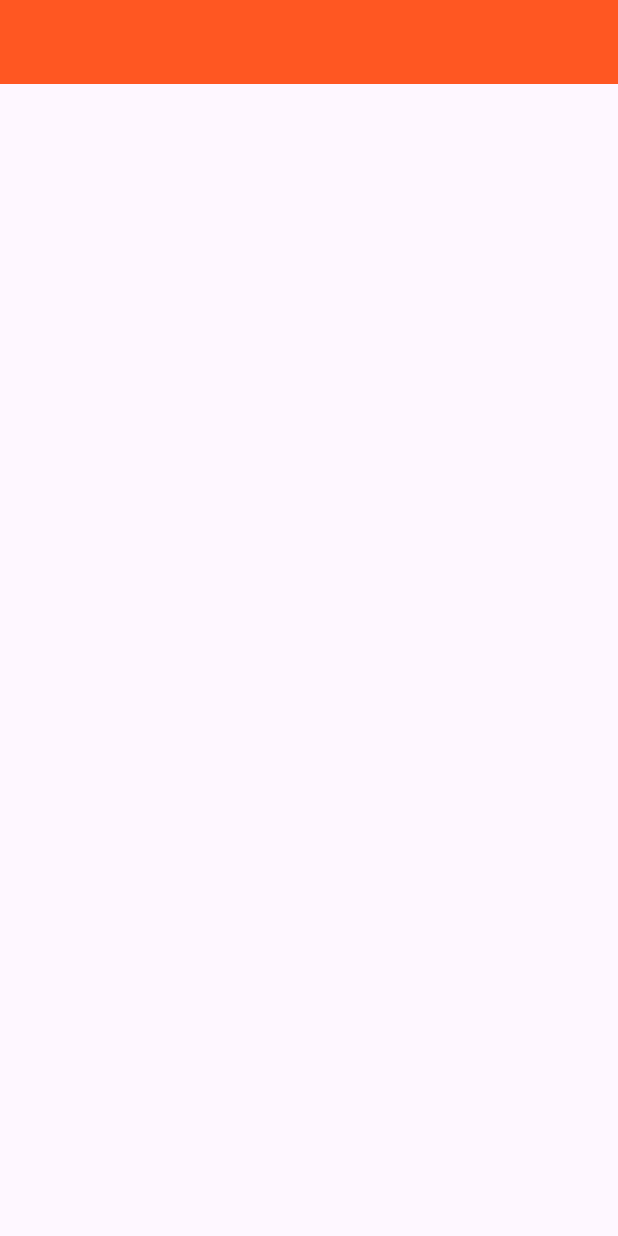
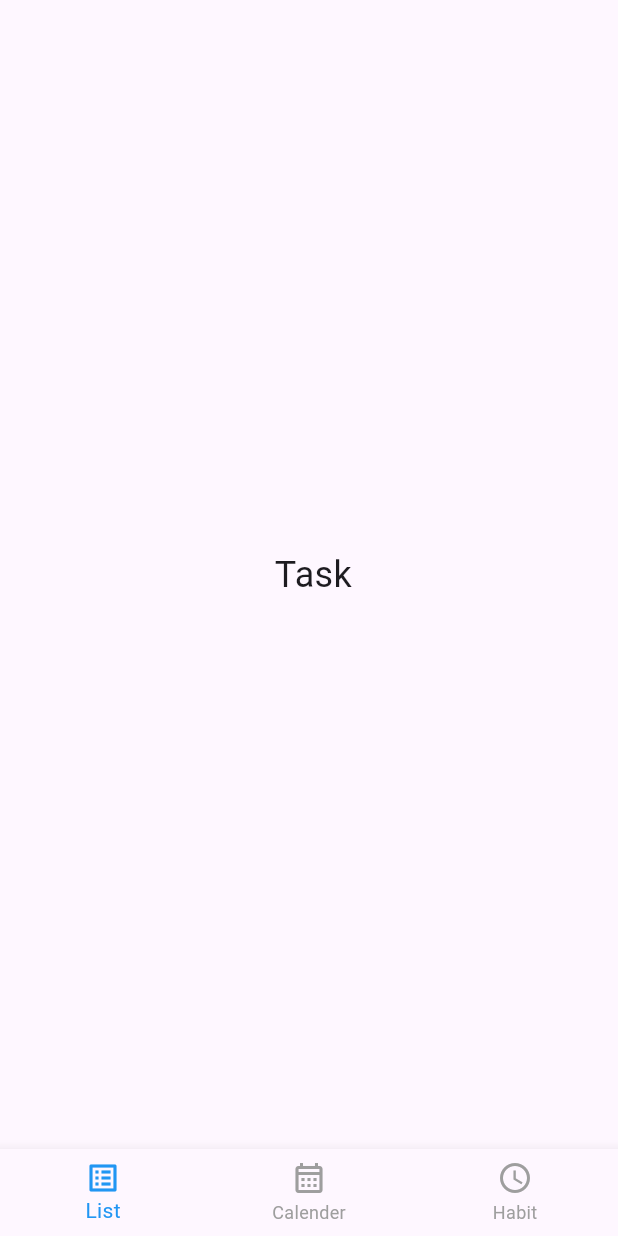
Before and after one commit to jabsina/to_do_list, a Flutter app: the screen it shows after launch, on a phone screen of 412 x 824 dp. Run offline on Flutter 3.47's test engine with Material 3 defaults, Android fonts, the phone set to English and light mode, and no system bars.

Commit message:
home page

```diff
--- a/lib/home_page.dart
+++ b/lib/home_page.dart
@@ -8,10 +8,46 @@ class HomePage extends StatefulWidget {
 }
 
 class _HomePageState extends State<HomePage> {
+  int _selectedIndex = 0;
+
+  // Pages for each tab
+  static const List<Widget> _pages = <Widget>[
+    Center(child: Text(" Task", style: TextStyle(fontSize: 24))),
+    Center(child: Text(" Calender", style: TextStyle(fontSize: 24))),
+    Center(child: Text(" Habit", style: TextStyle(fontSize: 24))),
+  ];
+
+  // When a tab is tapped
+  void _onItemTapped(int index) {
+    setState(() {
+      _selectedIndex = index;
+    });
+  }
+
   @override
   Widget build(BuildContext context) {
     return Scaffold(
-      appBar: AppBar(backgroundColor: Colors.deepOrange,),
+      body: _pages[_selectedIndex], // show the page based on index
+      bottomNavigationBar: BottomNavigationBar(
+        currentIndex: _selectedIndex,
+        onTap: _onItemTapped,
+        selectedItemColor: Colors.blue, // active icon color
+        unselectedItemColor: Colors.grey, // inactive icon color
+        items: const [
+          BottomNavigationBarItem(
+            icon: Icon(Icons.list_alt),
+            label: 'List',
+          ),
+          BottomNavigationBarItem(
+            icon: Icon(Icons.calendar_month_outlined),
+            label: 'Calender',
+          ),
+          BottomNavigationBarItem(
+            icon: Icon(Icons.access_time),
+            label: 'Habit',
+          ),
+        ],
+      ),
     );
   }
 }
--- a/lib/main.dart
+++ b/lib/main.dart
@@ -12,7 +12,7 @@ class MyApp extends StatelessWidget {
   @override
   Widget build(BuildContext context) {
     return MaterialApp(
-      title: 'Flutter Demo',
+      title: 'Flutter Demo',debugShowCheckedModeBanner: false,
       theme: ThemeData(
         // This is the theme of your application.
         //
```
